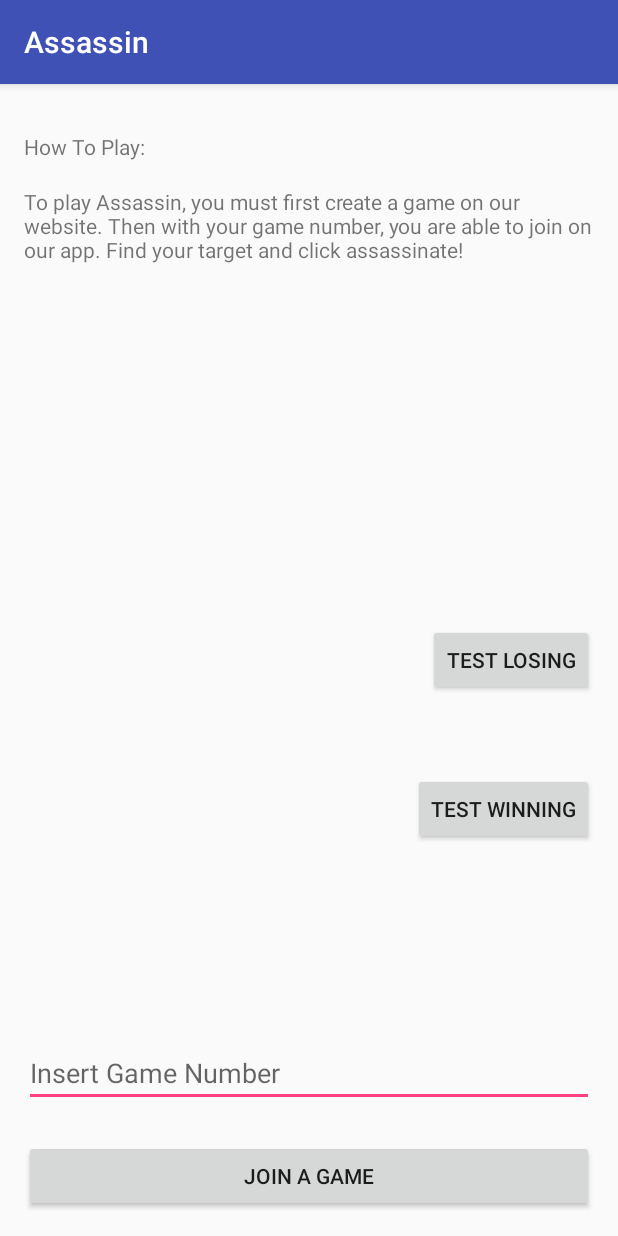
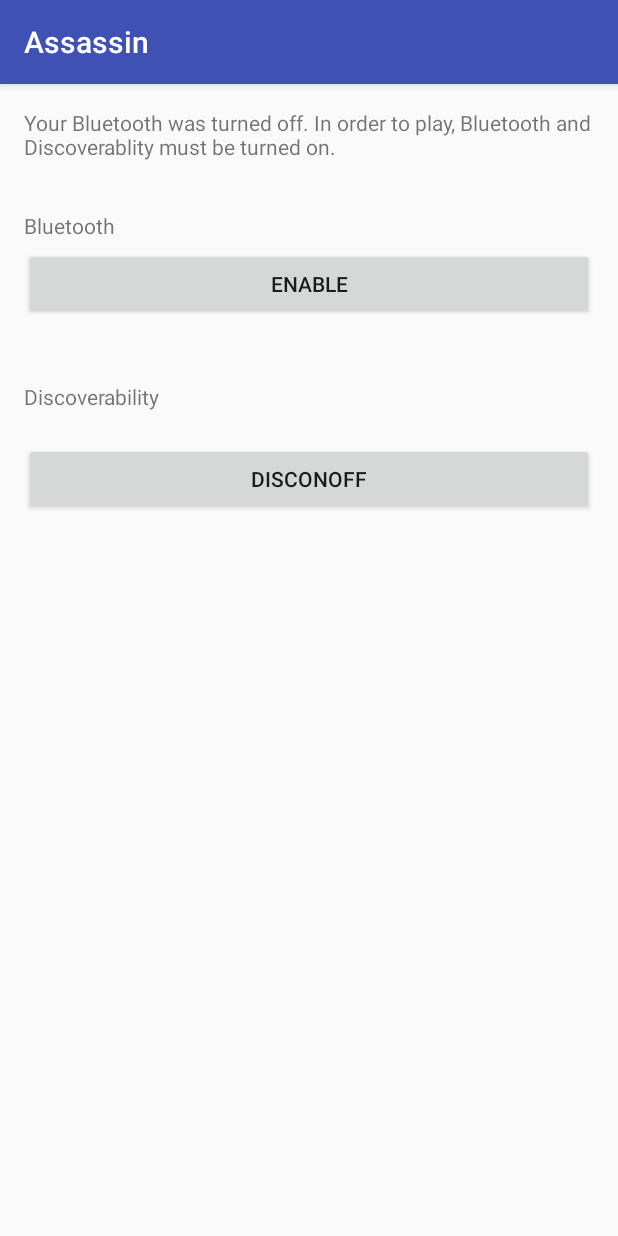
Before and after one commit to minterm/assassin, an Android app: the screen it shows after launch (MainActivity before the commit, Permissions after it), on a phone screen of 412 x 824 dp. Run offline under Robolectric (Android 15) with nearby library versions, the phone set to English and light mode, and no system bars.

Commit message:
users must be on bt, screen to force users to be on bt

```diff
--- a/Assassin/app/build.gradle
+++ b/Assassin/app/build.gradle
@@ -12,6 +12,9 @@ android {
         testInstrumentationRunner "android.support.test.runner.AndroidJUnitRunner"
     }
     buildTypes {
+        debug{
+            debuggable true
+        }
         release {
             minifyEnabled false
             proguardFiles getDefaultProguardFile('proguard-android.txt'), 'proguard-rules.pro'
--- a/Assassin/app/src/main/java/com/example/andrewarifin/assassin/InGame.java
+++ b/Assassin/app/src/main/java/com/example/andrewarifin/assassin/InGame.java
@@ -14,6 +14,7 @@ public class InGame extends AppCompatActivity {
     }
 
     public void backToMain(View view){
-        startActivity(new Intent(InGame.this, MainActivity.class));
+        //startActivity(new Intent(InGame.this, MainActivity.class));
+        finish();
     }
 }
--- a/Assassin/app/src/main/java/com/example/andrewarifin/assassin/Lose.java
+++ b/Assassin/app/src/main/java/com/example/andrewarifin/assassin/Lose.java
@@ -13,6 +13,7 @@ public class Lose extends AppCompatActivity {
         setContentView(R.layout.activity_lose);
     }
     public void backToMain(View view){
-        startActivity(new Intent(Lose.this, MainActivity.class));
+        //startActivity(new Intent(Lose.this, MainActivity.class));
+        finish();
     }
 }
--- a/Assassin/app/src/main/java/com/example/andrewarifin/assassin/MainActivity.java
+++ b/Assassin/app/src/main/java/com/example/andrewarifin/assassin/MainActivity.java
@@ -1,5 +1,6 @@
 package com.example.andrewarifin.assassin;
 
+import android.bluetooth.BluetoothAdapter;
 import android.support.annotation.MainThread;
 import android.support.v7.app.AppCompatActivity;
 import android.os.Bundle;
@@ -8,10 +9,26 @@ import android.content.Intent;
 
 public class MainActivity extends AppCompatActivity {
 
+    BluetoothAdapter mBluetoothAdapter = BluetoothAdapter.getDefaultAdapter();
+
     @Override
     protected void onCreate(Bundle savedInstanceState) {
+
         super.onCreate(savedInstanceState);
+
         setContentView(R.layout.activity_main);
+
+        if (mBluetoothAdapter == null)
+        {
+            //no bluetooth available
+            startActivity(new Intent(MainActivity.this, cannotPlay.class));
+        }
+
+        if (!mBluetoothAdapter.isEnabled()) {
+            //mBluetoothAdapter.enable();
+            startActivity(new Intent(MainActivity.this, Permissions.class));
+        }
+
     }
 
     public void joinAGame(View view){
--- /dev/null
+++ b/Assassin/app/src/main/java/com/example/andrewarifin/assassin/Permissions.java
@@ -0,0 +1,49 @@
+package com.example.andrewarifin.assassin;
+
+import android.bluetooth.BluetoothAdapter;
+import android.support.v7.app.AppCompatActivity;
+import android.os.Bundle;
+import android.view.View;
+import android.content.Intent;
+import android.widget.TextView;
+
+import static android.R.id.button1;
+import static android.R.id.button2;
+import static android.R.id.message;
+
+
+public class Permissions extends AppCompatActivity {
+    BluetoothAdapter mBluetoothAdapter = BluetoothAdapter.getDefaultAdapter();
+    @Override
+    protected void onCreate(Bundle savedInstanceState) {
+        super.onCreate(savedInstanceState);
+        setContentView(R.layout.activity_permissions);
+
+
+        if (!mBluetoothAdapter.isEnabled()) {
+            TextView tv = (TextView) findViewById(R.id.button9);
+            tv.setText("Enable");
+            //mBluetoothAdapter.enable();
+        }
+        else {
+            TextView tv = (TextView) findViewById(R.id.button9);
+            tv.setText("Disable");
+            //mBluetoothAdapter.disable();
+        }
+
+    }
+
+    public void btbutton(View view){
+        if (!mBluetoothAdapter.isEnabled()) {
+            TextView tv = (TextView) findViewById(R.id.button9);
+            tv.setText("Disable");
+            mBluetoothAdapter.enable();
+        }
+        else {
+            TextView tv = (TextView) findViewById(R.id.button9);
+            tv.setText("Enable");
+            mBluetoothAdapter.disable();
+        }
+    }
+
+}
--- a/Assassin/app/src/main/java/com/example/andrewarifin/assassin/Winner.java
+++ b/Assassin/app/src/main/java/com/example/andrewarifin/assassin/Winner.java
@@ -14,6 +14,7 @@ public class Winner extends AppCompatActivity {
     }
 
     public void backToMain(View view){
-        startActivity(new Intent(Winner.this, MainActivity.class));
+        //startActivity(new Intent(Winner.this, MainActivity.class));
+        finish();
     }
 }
--- /dev/null
+++ b/Assassin/app/src/main/res/layout/activity_permissions.xml
@@ -0,0 +1,66 @@
+<?xml version="1.0" encoding="utf-8"?>
+<RelativeLayout xmlns:android="http://schemas.android.com/apk/res/android"
+    xmlns:tools="http://schemas.android.com/tools"
+    android:id="@+id/activity_permissions"
+    android:layout_width="match_parent"
+    android:layout_height="match_parent"
+    android:paddingBottom="@dimen/activity_vertical_margin"
+    android:paddingLeft="@dimen/activity_horizontal_margin"
+    android:paddingRight="@dimen/activity_horizontal_margin"
+    android:paddingTop="@dimen/activity_vertical_margin"
+    tools:context="com.example.andrewarifin.assassin.Permissions">
+
+    <TextView
+        android:text="Your Bluetooth was turned off. In order to play, Bluetooth and Discoverablity must be turned on."
+        android:layout_width="wrap_content"
+        android:layout_height="wrap_content"
+        android:layout_alignParentTop="true"
+        android:layout_alignParentLeft="true"
+        android:layout_alignParentStart="true"
+        android:id="@+id/textView12" />
+
+    <Button
+        android:text="BluetoothONOFF"
+        android:layout_width="wrap_content"
+        android:layout_height="wrap_content"
+        android:layout_marginTop="58dp"
+        android:id="@+id/button9"
+        android:onClick="btbutton"
+        android:layout_below="@+id/textView12"
+        android:layout_alignParentLeft="true"
+        android:layout_alignParentStart="true"
+        android:layout_alignParentRight="true"
+        android:layout_alignParentEnd="true" />
+
+    <TextView
+        android:text="Bluetooth"
+        android:layout_width="wrap_content"
+        android:layout_height="wrap_content"
+        android:layout_marginTop="33dp"
+        android:id="@+id/textView13"
+        android:layout_below="@+id/textView12"
+        android:layout_alignParentLeft="true"
+        android:layout_alignParentStart="true" />
+
+    <TextView
+        android:text="Discoverability"
+        android:layout_width="wrap_content"
+        android:layout_height="wrap_content"
+        android:layout_below="@+id/button9"
+        android:layout_alignParentLeft="true"
+        android:layout_alignParentStart="true"
+        android:layout_marginTop="41dp"
+        android:id="@+id/textView14" />
+
+    <Button
+        android:text="DISCONOFF"
+        android:layout_width="wrap_content"
+        android:layout_height="wrap_content"
+        android:layout_marginTop="21dp"
+        android:id="@+id/button10"
+        android:layout_below="@+id/textView14"
+        android:layout_alignParentLeft="true"
+        android:layout_alignParentStart="true"
+        android:layout_alignParentRight="true"
+        android:layout_alignParentEnd="true" />
+</RelativeLayout>
```
Also changed, not shown: Assassin/app/src/main/AndroidManifest.xml (+13 -2 lines), Assassin/app/src/main/java/com/example/andrewarifin/assassin/cannotPlay.java (added, +13 -0 lines), Assassin/app/src/main/res/layout/activity_cannot_play.xml (added, +21 -0 lines).
